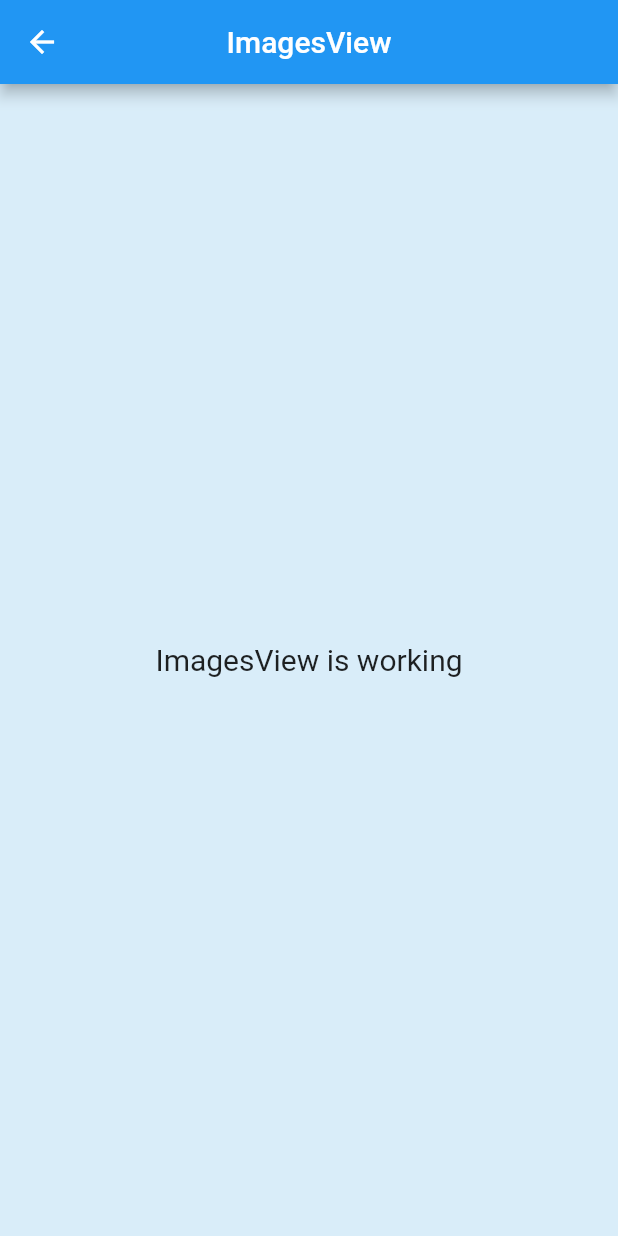
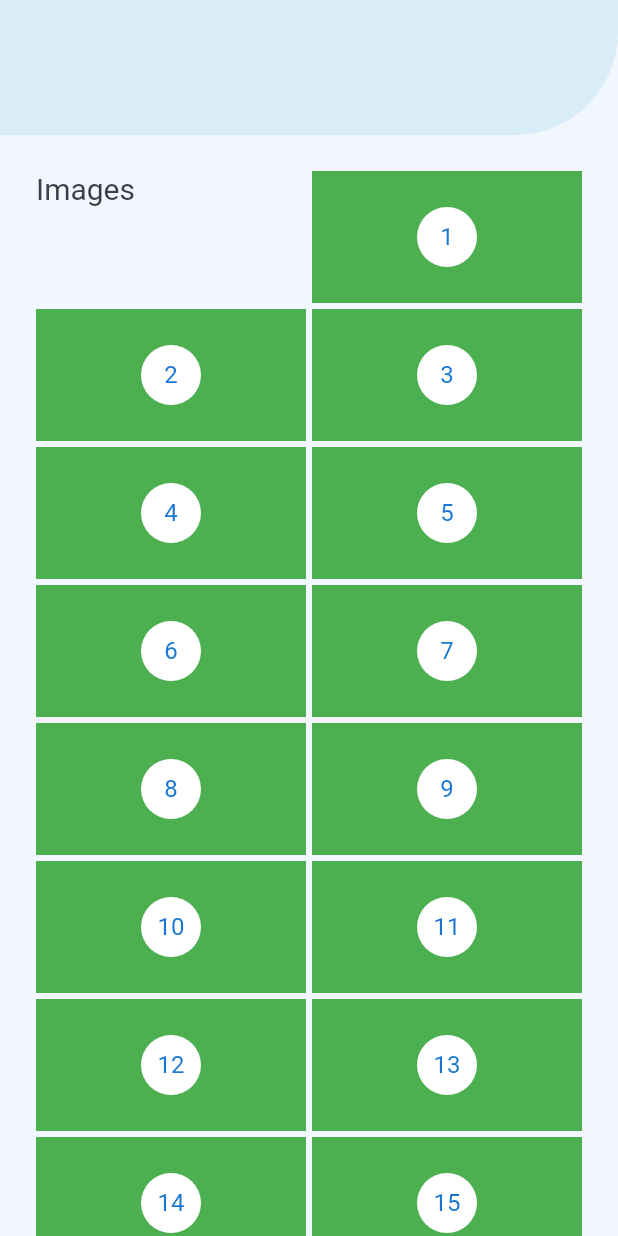
Before and after one commit to nasawz/filemanager_flutter_ui, a Flutter app: the ImagesView screen opened by its route, on a phone screen of 412 x 824 dp. Run offline on Flutter 3.47's test engine with Material 2 defaults, Android fonts, the phone set to English and light mode, and no system bars; our stand-ins replace flutter_svg, get; Roboto replaces fonts that are missing (SFProText-Semibold).

Commit message:
feat: images WIP

```diff
--- /dev/null
+++ b/lib/app/modules/Images/components/top_tool_bar/top_tool_bar.dart
@@ -0,0 +1,23 @@
+import 'package:filemanager/constant.dart';
+import 'package:flutter/material.dart';
+import 'package:get/get.dart';
+import 'package:flutter_svg/svg.dart';
+
+class TopToolBar extends StatelessWidget {
+  const TopToolBar({
+    Key key,
+  }) : super(key: key);
+
+  @override
+  Widget build(BuildContext context) {
+    return Container(
+      height: 90,
+      decoration: BoxDecoration(
+        color: kBackgroundColor,
+        borderRadius: BorderRadius.only(
+          bottomRight: Radius.circular(Get.width / 6),
+        ),
+      ),
+    );
+  }
+}
--- a/lib/app/modules/Images/views/images_view.dart
+++ b/lib/app/modules/Images/views/images_view.dart
@@ -1,5 +1,8 @@
+import 'package:filemanager/app/modules/Images/components/top_tool_bar/top_tool_bar.dart';
+import 'package:filemanager/constant.dart';
 import 'package:flutter/material.dart';
-
+import 'package:flutter/services.dart';
+import 'package:flutter_staggered_grid_view/flutter_staggered_grid_view.dart';
 import 'package:get/get.dart';
 
 import '../controllers/images_controller.dart';
@@ -7,15 +10,84 @@ import '../controllers/images_controller.dart';
 class ImagesView extends GetView<ImagesController> {
   @override
   Widget build(BuildContext context) {
+    SystemChrome.setSystemUIOverlayStyle(SystemUiOverlayStyle.dark.copyWith(
+      statusBarColor: Colors.black,
+    ));
     return Scaffold(
-      appBar: AppBar(
-        title: Text('ImagesView'),
-        centerTitle: true,
+      body: Column(
+        children: [
+          SizedBox(
+            height: Get.context.mediaQueryPadding.top,
+          ),
+          Expanded(
+            child: Container(
+              width: double.infinity,
+              decoration: BoxDecoration(color: kSecondaryColor),
+              child: Column(
+                children: [
+                  TopToolBar(),
+                  Expanded(
+                    child: StaggeredGridView.countBuilder(
+                      padding: EdgeInsets.all(kDefaultPadding),
+                      crossAxisCount: 4,
+                      itemCount: 18,
+                      itemBuilder: (BuildContext context, int index) =>
+                          index == 0
+                              ? Title()
+                              : ImageCard(
+                                  index: index,
+                                ),
+                      staggeredTileBuilder: (int index) =>
+                          new StaggeredTile.count(2, 1),
+                      mainAxisSpacing: 4.0,
+                      crossAxisSpacing: 4.0,
+                    ),
+                  )
+                ],
+              ),
+            ),
+          ),
+        ],
       ),
-      body: Center(
-        child: Text(
-          'ImagesView is working',
-          style: TextStyle(fontSize: 20),
+    );
+  }
+}
+
+class Title extends StatelessWidget {
+  const Title({
+    Key key,
+  }) : super(key: key);
+
+  @override
+  Widget build(BuildContext context) {
+    return // Adobe XD layer: 'Images' (text)
+        Text(
+      'Images ',
+      style: TextStyle(
+        fontFamily: 'SFProText-Semibold',
+        fontSize: 20,
+        color: const Color(0xff383f4b),
+      ),
+      textAlign: TextAlign.left,
+    );
+  }
+}
+
+class ImageCard extends StatelessWidget {
+  final index;
+  const ImageCard({
+    Key key,
+    this.index,
+  }) : super(key: key);
+
+  @override
+  Widget build(BuildContext context) {
+    return new Container(
+      color: Colors.green,
+      child: new Center(
+        child: new CircleAvatar(
+          backgroundColor: Colors.white,
+          child: new Text('$index'),
         ),
       ),
     );
--- a/lib/app/routes/app_pages.dart
+++ b/lib/app/routes/app_pages.dart
@@ -10,7 +10,7 @@ import 'package:filemanager/app/modules/home/views/home_view.dart';
 part 'app_routes.dart';
 
 class AppPages {
-  static const INITIAL = Routes.HOME;
+  static const INITIAL = Routes.IMAGES;
 
   static final routes = [
     GetPage(
--- a/pubspec.yaml
+++ b/pubspec.yaml
@@ -21,6 +21,8 @@ environment:
   sdk: ">=2.7.0 <3.0.0"
 
 dependencies:
+  flutter_staggered_grid_view: 0.3.4
+  flutter_svg: 0.18.1
   get: 3.25.6
   flutter:
     sdk: flutter
```
Also changed, not shown: pubspec.lock.
